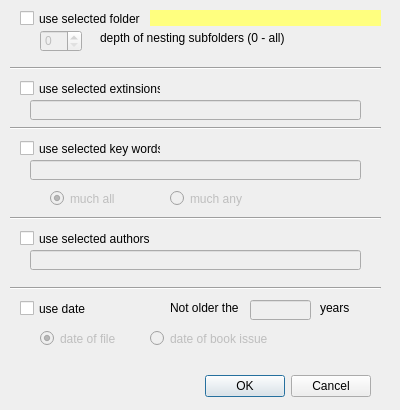
This is view/sel_opt.ui in Michal-D4/MyFiles as Qt 5 draws it before an edit. The edited form follows.
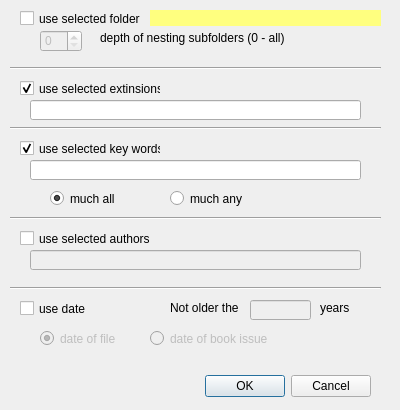
This is the edited form.

Commit message: get selection option dialog result <- got

Diff of the .ui file:
```diff
--- a/view/sel_opt.ui
+++ b/view/sel_opt.ui
@@ -123,10 +123,13 @@
    <property name="text">
     <string>use selected extinsions</string>
    </property>
+   <property name="checked">
+    <bool>true</bool>
+   </property>
   </widget>
   <widget class="QLineEdit" name="eExt">
    <property name="enabled">
-    <bool>false</bool>
+    <bool>true</bool>
    </property>
    <property name="geometry">
     <rect>
@@ -162,10 +165,13 @@
    <property name="text">
     <string>use selected key words</string>
    </property>
+   <property name="checked">
+    <bool>true</bool>
+   </property>
   </widget>
   <widget class="QLineEdit" name="eTags">
    <property name="enabled">
-    <bool>false</bool>
+    <bool>true</bool>
    </property>
    <property name="geometry">
     <rect>
@@ -217,7 +223,7 @@
   </widget>
   <widget class="QRadioButton" name="tagAll">
    <property name="enabled">
-    <bool>false</bool>
+    <bool>true</bool>
    </property>
    <property name="geometry">
     <rect>
@@ -239,7 +245,7 @@
   </widget>
   <widget class="QRadioButton" name="tagAny">
    <property name="enabled">
-    <bool>false</bool>
+    <bool>true</bool>
    </property>
    <property name="geometry">
     <rect>
```
Left out of the diff: 1 changed line with no effect on the pictures. The commit also changes 4 other files.
